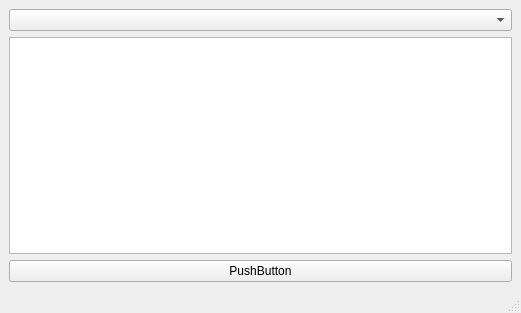
Qt form mainwindow.ui (RomanB51/Interface) before a commit.
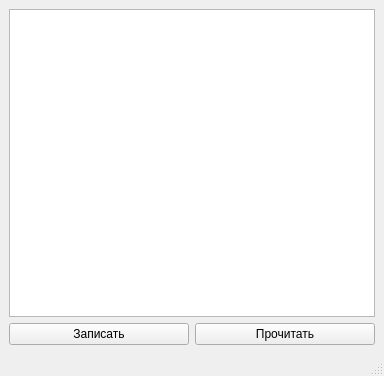
The same form after that commit. Icons and pictures are not drawn.

Diff of the .ui file:
```diff
--- a/mainwindow.ui
+++ b/mainwindow.ui
@@ -6,27 +6,39 @@
    <rect>
     <x>0</x>
     <y>0</y>
-    <width>521</width>
-    <height>313</height>
+    <width>384</width>
+    <height>376</height>
    </rect>
   </property>
   <property name="windowTitle">
    <string>MainWindow</string>
   </property>
   <widget class="QWidget" name="centralwidget">
+   <layout class="QVBoxLayout" name="verticalLayout_2">
+    <item>
    <layout class="QVBoxLayout" name="verticalLayout">
     <item>
-     <widget class="QComboBox" name="comboBox"/>
+       <widget class="QPlainTextEdit" name="plainTextEdit"/>
     </item>
     <item>
-     <widget class="QListWidget" name="listWidget"/>
-    </item>
+       <layout class="QHBoxLayout" name="horizontalLayout">
     <item>
      <widget class="QPushButton" name="pushButton">
       <property name="text">
-       <string>PushButton</string>
-      </property>
-     </widget>
+           <string>Записать</string>
+          </property>
+         </widget>
+        </item>
+        <item>
+         <widget class="QPushButton" name="pushButton_2">
+          <property name="text">
+           <string>Прочитать</string>
+          </property>
+         </widget>
+        </item>
+       </layout>
+      </item>
+     </layout>
     </item>
    </layout>
   </widget>
```
Left out of the diff: 2 changed lines with no effect on the pictures. Lines whose indentation alone changed are shown as unchanged.
